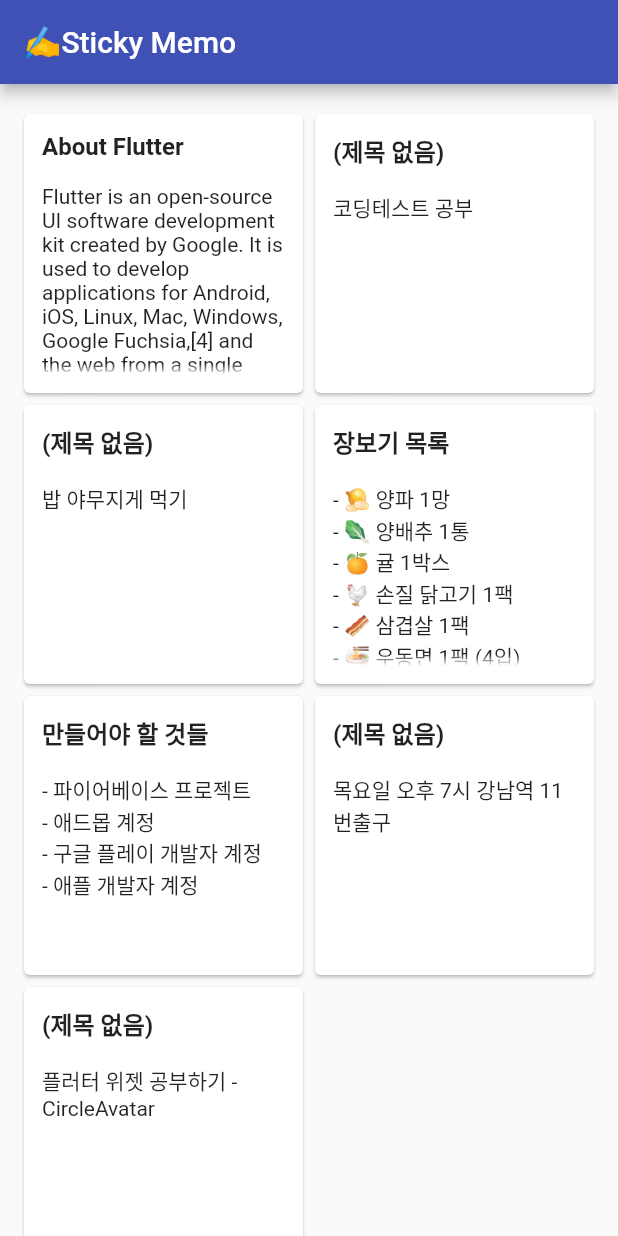
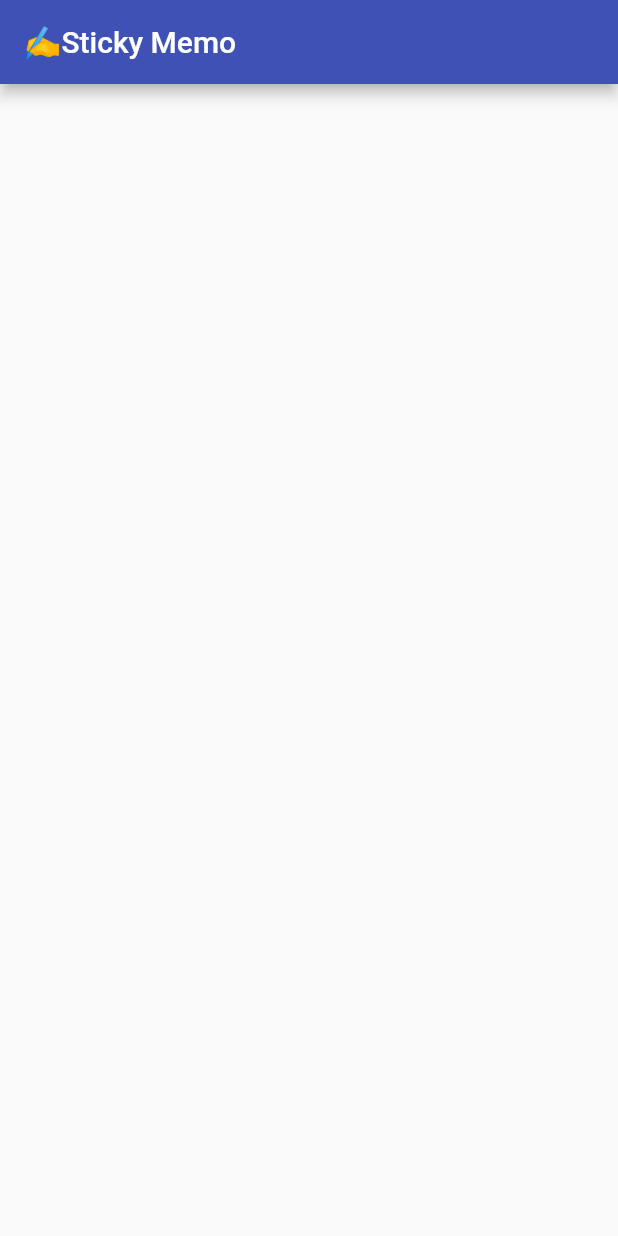
Before and after one commit to westhyun/sticky_memo_app, a Flutter app: the screen it shows after launch, on a phone screen of 412 x 824 dp. Run offline on Flutter 3.47's test engine with Material 2 defaults, Android fonts, the phone set to English and light mode, and no system bars.

Commit message:
⚡️노트 목록

```diff
--- a/lib/page/note_list_page.dart
+++ b/lib/page/note_list_page.dart
@@ -35,58 +35,7 @@ class _NoteListPageState extends State<NoteListPage> {
 
   // 노트 데이터 => 카드 형태
   List<Widget> _buildCards() {
-    final notes = [
-      Note(
-        '''
-Flutter is an open-source UI software development kit created by Google. It is used to develop applications for Android, iOS, Linux, Mac, Windows, Google Fuchsia,[4] and the web from a single codebase.[5]
-The first version of Flutter was known as codename "Sky" and ran on the Android operating system. It was unveiled at the 2015 Dart developer summit,[6] with the stated intent of being able to render consistently at 120 frames per second.[7] During the keynote of Google Developer Days in Shanghai, Google announced Flutter Release Preview 2, which is the last big release before Flutter 1.0. On December 4, 2018, Flutter 1.0 was released at the Flutter Live event, denoting the first "stable" version of the Framework. On December 11, 2019, Flutter 1.12 was released at the Flutter Interactive event.[8]
-On May 6, 2020, the Dart SDK in version 2.8 and the Flutter in version 1.17.0 were released, where support was added to the Metal API, improving performance on iOS devices (approximately 50%), new Material widgets, and new network tracking.
-The major components of Flutter include:
-* Dart platform
-* Flutter engine
-* Foundation library
-* Design-specific widgets
-Dart platform
-Flutter apps are written in the Dart language and make use of many of the language's more advanced features.[9]
-On Windows, macOS, and Linux[10] Flutter runs in the Dart virtual machine, which features a just-in-time execution engine. While writing and debugging an app, Flutter uses Just In Time compilation, allowing for "hot reload", with which modifications to source files can be injected into a running application. Flutter extends this with support for stateful hot reload, where in most cases changes to source code are reflected immediately in the running app without requiring a restart or any loss of state.[11]
-Release versions of Flutter apps are compiled with ahead-of-time (AOT) compilation on both Android and iOS,[12] making Flutter's high performance on mobile devices possible.
-Flutter engine
-Flutter's engine, written primarily in C++, provides low-level rendering support using Google's Skia graphics library. Additionally, it interfaces with platform-specific SDKs such as those provided by Android and iOS.[9] The Flutter Engine is a portable runtime for hosting Flutter applications. It implements Flutter's core libraries, including animation and graphics, file and network I/O, accessibility support, plugin architecture, and a Dart runtime and compile toolchain. Most developers interact with Flutter via the Flutter Framework, which provides a reactive framework and a set of platform, layout, and foundation widgets.
-Foundation library
-The Foundation library, written in Dart, provides basic classes and functions that are used to construct applications using Flutter, such as APIs to communicate with the engine.[9][13]
-Design-specific widgets
-The Flutter framework contains two sets of widgets that conform to specific design languages: Material Design widgets implement Google's design language of the same name, and Cupertino widgets implement Apple's iOS Human interface guidelines.[9][14][15][16]
-''',
-        title: 'About Flutter',
-      ),
-      Note('코딩테스트 공부'),
-      Note('밥 야무지게 먹기'),
-      Note(
-        '''
-- 🧅 양파 1망
-- 🥬 양배추 1통
-- 🍊 귤 1박스
-- 🐔 손질 닭고기 1팩
-- 🥓 삼겹살 1팩
-- 🍜 우동면 1팩 (4입)
-- 🥛 우유 2팩
-- 🍞 식빵 1개
-  ''',
-        title: '장보기 목록',
-      ),
-      Note(
-        '''
-- 파이어베이스 프로젝트
-- 애드몹 계정
-- 구글 플레이 개발자 계정
-- 애플 개발자 계정
-  ''',
-        title: '만들어야 할 것들',
-      ),
-      Note('목요일 오후 7시 강남역 11번출구'),
-      Note('플러터 위젯 공부하기 - CircleAvatar'),
-    ];
-    // final notes = <Note>[];
+    final notes = <Note>[];
     return notes.map((note) => _buildCard(note)).toList();
   }
 
```
